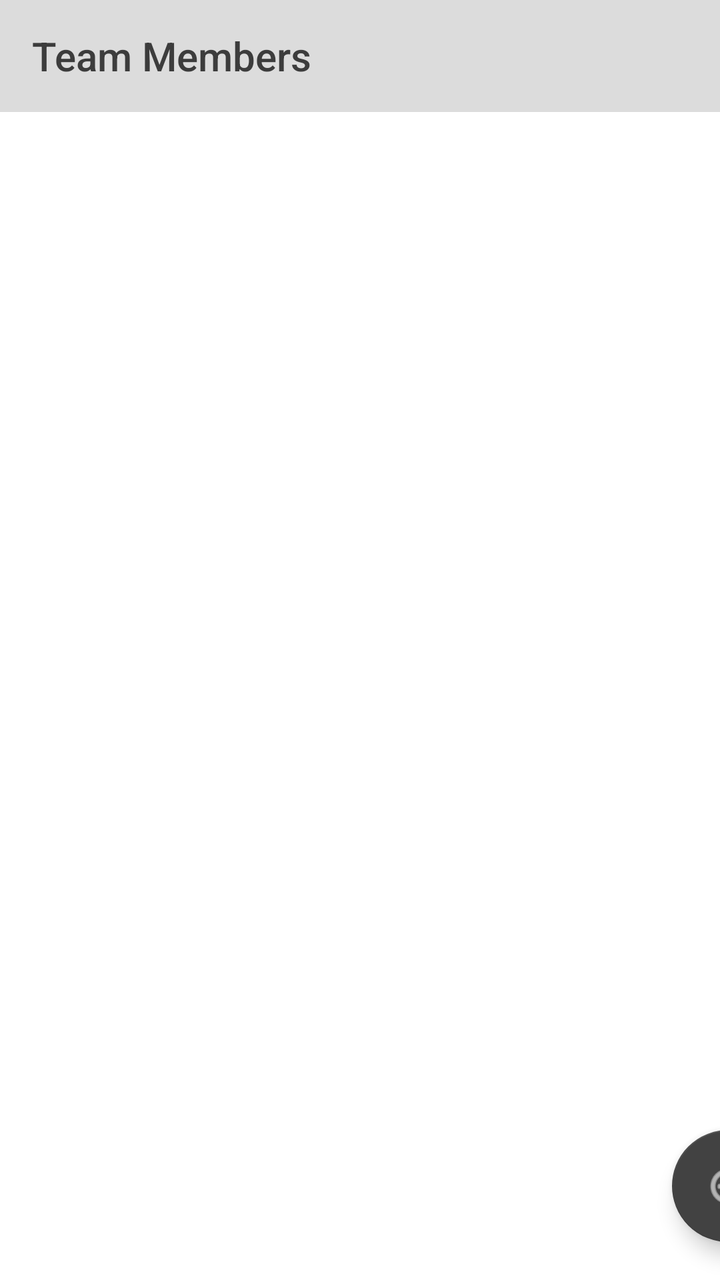
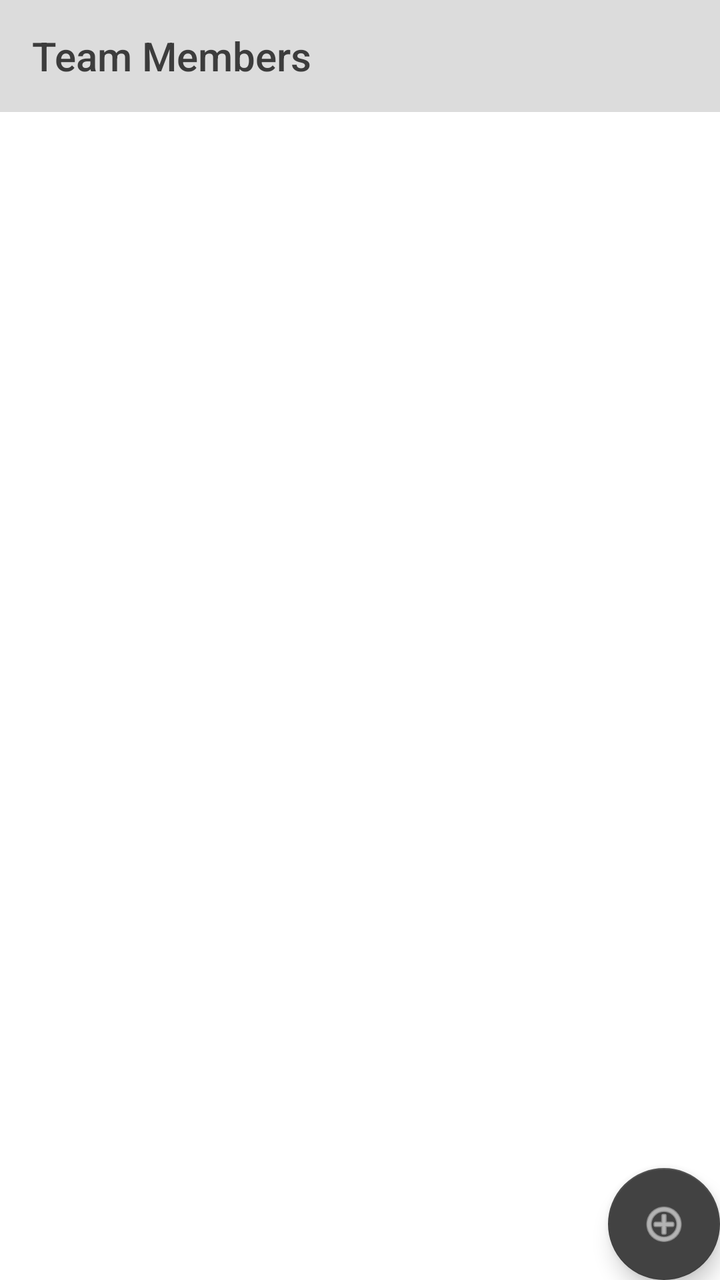

An Android layout rendered at two revisions. The XML below is the earlier revision; the diff shows what the commit changed to produce the second picture.
<!-- AndroidManifest.xml: application theme Theme.ScavengerHunt -->
<!-- res/layout/activity_team.xml -->
<?xml version="1.0" encoding="utf-8"?>
<androidx.constraintlayout.widget.ConstraintLayout xmlns:android="http://schemas.android.com/apk/res/android"
    xmlns:app="http://schemas.android.com/apk/res-auto"
    android:id="@+id/ConstraintLayout"
    android:layout_width="match_parent"
    android:fitsSystemWindows="true"
    android:layout_height="match_parent">

    <com.google.android.material.appbar.MaterialToolbar
        android:id="@+id/toolbar"
        style="@style/Widget.App.Toolbar"
        android:layout_width="match_parent"
        android:layout_height="?attr/actionBarSize"
        app:layout_constraintBottom_toTopOf="@+id/rvMembers"
        app:layout_constraintEnd_toEndOf="parent"
        app:layout_constraintStart_toStartOf="parent"
        app:layout_constraintTop_toTopOf="parent"
        app:title="Team Members" />

    <androidx.recyclerview.widget.RecyclerView
        android:id="@+id/rvMembers"
        android:layout_width="0dp"
        android:layout_height="0dp"
        app:layout_constraintTop_toBottomOf="@id/toolbar"
        app:layout_constraintBottom_toTopOf="@id/float_btn_add"
        app:layout_constraintStart_toStartOf="parent"
        app:layout_constraintEnd_toEndOf="parent"/>

    <com.google.android.material.floatingactionbutton.FloatingActionButton
        android:id="@+id/float_btn_add"
        android:layout_width="wrap_content"
        android:layout_height="wrap_content"
        android:layout_marginStart="336dp"
        android:layout_marginBottom="19dp"
        android:clickable="true"
        android:contentDescription="Add button"
        android:textAlignment="textEnd"
        app:backgroundTint="#424242"
        app:layout_constraintBottom_toBottomOf="parent"
        app:layout_constraintStart_toStartOf="parent"
        app:layout_constraintTop_toBottomOf="@+id/rvMembers"
        app:srcCompat="@android:drawable/ic_menu_add"
        app:tint="#FFFFFF" />

</androidx.constraintlayout.widget.ConstraintLayout>
<!-- resources referenced by this layout -->
<resources>
  <style name="Widget.App.Toolbar" parent="Widget.AppCompat.Toolbar">
          <item name="android:background">@color/grey_light</item>
          <item name="titleTextColor">@color/text</item>
      </style>
  <style name="Theme.ScavengerHunt" parent="Theme.MaterialComponents.Light.NoActionBar">
          <item name="colorPrimary">@color/dark</item>
          <item name="colorPrimaryDark">@color/dark</item>
          <item name="colorSecondary">@color/dark</item>
          <item name="android:windowBackground">@color/white</item>
          <item name="android:textColor">@color/text</item>
      </style>
  <color name="grey_light">#DCDCDC</color>
  <color name="text">#3C3C3C</color>
  <color name="dark">#404040</color>
  <color name="white">#FFFFFF</color>
</resources>

<!-- the commit's change to res/layout/activity_team.xml (unified diff, before → after) -->
@@ -11,14 +11,14 @@
         style="@style/Widget.App.Toolbar"
         android:layout_width="match_parent"
         android:layout_height="?attr/actionBarSize"
-        app:layout_constraintBottom_toTopOf="@+id/rvMembers"
+        app:layout_constraintBottom_toTopOf="@+id/rvTeam"
         app:layout_constraintEnd_toEndOf="parent"
         app:layout_constraintStart_toStartOf="parent"
         app:layout_constraintTop_toTopOf="parent"
         app:title="Team Members" />
 
     <androidx.recyclerview.widget.RecyclerView
-        android:id="@+id/rvMembers"
+        android:id="@+id/rvTeam"
         android:layout_width="0dp"
         android:layout_height="0dp"
         app:layout_constraintTop_toBottomOf="@id/toolbar"
@@ -30,15 +30,15 @@
         android:id="@+id/float_btn_add"
         android:layout_width="wrap_content"
         android:layout_height="wrap_content"
-        android:layout_marginStart="336dp"
-        android:layout_marginBottom="19dp"
         android:clickable="true"
         android:contentDescription="Add button"
         android:textAlignment="textEnd"
         app:backgroundTint="#424242"
         app:layout_constraintBottom_toBottomOf="parent"
+        app:layout_constraintEnd_toEndOf="parent"
+        app:layout_constraintHorizontal_bias="1.0"
         app:layout_constraintStart_toStartOf="parent"
-        app:layout_constraintTop_toBottomOf="@+id/rvMembers"
+        app:layout_constraintTop_toBottomOf="@+id/rvTeam"
         app:srcCompat="@android:drawable/ic_menu_add"
         app:tint="#FFFFFF" />
 
